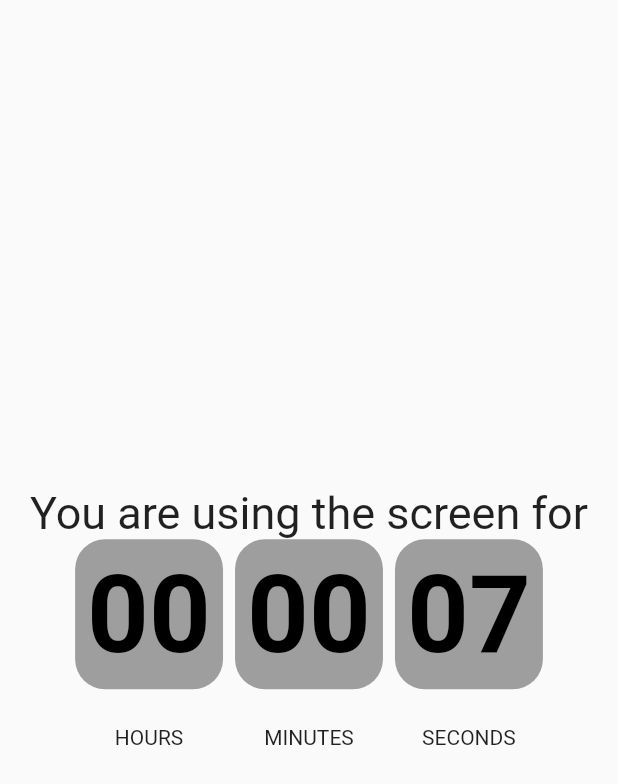
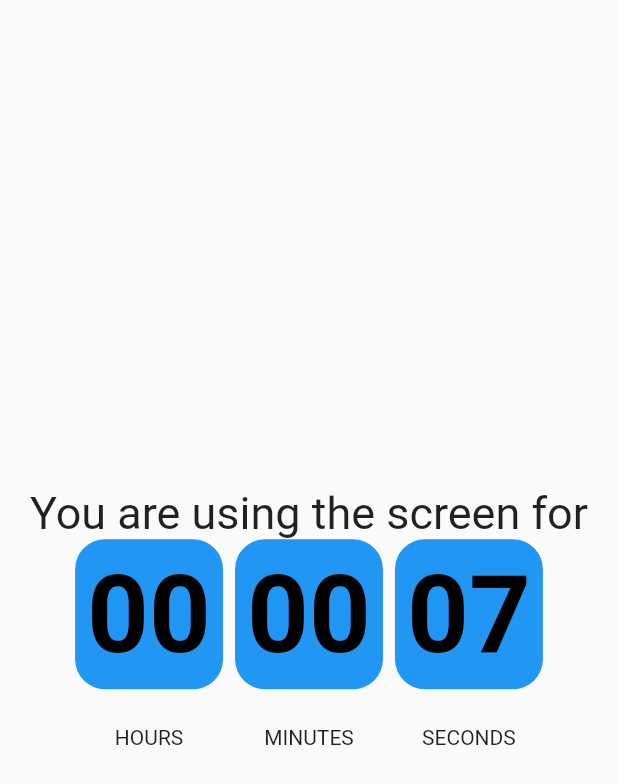
Before and after one commit to chitvanagrawal/screen_time_tracker, a Flutter app: the screen it shows after launch, on a phone screen of 412 x 824 dp. Shown: the top 784 px of the screen. Run offline on Flutter 3.47's test engine with Material 2 defaults, Android fonts, the phone set to English and light mode, and no system bars; our stand-ins replace flutter_local_notifications; missing offline and left inert: flutter_background, pausable_timer, screen_state.

Commit message:
Update main.dart

```diff
--- a/screen_usage_app-main/lib/main.dart
+++ b/screen_usage_app-main/lib/main.dart
@@ -61,7 +61,7 @@ class _MainScreenState extends State<MainScreen> {
       Duration(seconds: notificationTimerDurationSec),
       () => showNotification());
   var flp = FlutterLocalNotificationsPlugin();
-  int notificationTimerDurationSec = 10;
+  int notificationTimerDurationSec = 100;
 
   @override
   void initState() {
@@ -208,7 +208,7 @@ class _MainScreenState extends State<MainScreen> {
           Container(
             padding: const EdgeInsets.all(8),
             decoration: BoxDecoration(
-              color: Colors.grey,
+              color: Colors.blue,
               borderRadius: BorderRadius.circular(20),
             ),
             child: Text(
```
